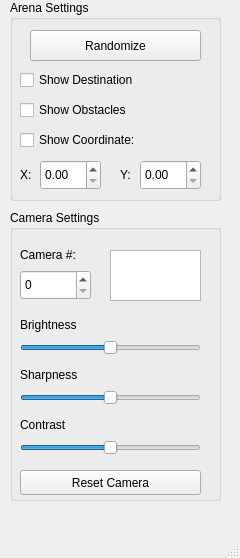
umdenes100/vm-vision-system-python, file mainwindow.ui: the form before one commit.
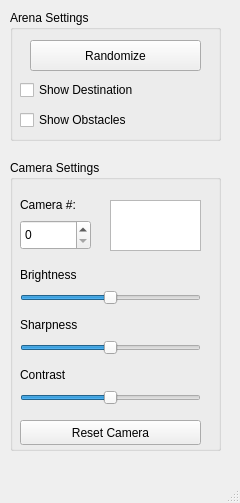
The form after the commit.

Commit message: fixing icon again; more main window changes

```diff
--- a/mainwindow.ui
+++ b/mainwindow.ui
@@ -7,7 +7,7 @@
     <x>0</x>
     <y>0</y>
     <width>240</width>
-    <height>558</height>
+    <height>503</height>
    </rect>
   </property>
   <property name="windowTitle">
@@ -18,9 +18,9 @@
     <property name="geometry">
      <rect>
       <x>10</x>
-      <y>0</y>
+      <y>10</y>
       <width>211</width>
-      <height>201</height>
+      <height>131</height>
      </rect>
     </property>
     <property name="title">
@@ -65,83 +65,12 @@
       <string>Show Obstacles</string>
      </property>
     </widget>
-    <widget class="QCheckBox" name="showcoord">
-     <property name="geometry">
-      <rect>
-       <x>10</x>
-       <y>130</y>
-       <width>151</width>
-       <height>20</height>
-      </rect>
-     </property>
-     <property name="text">
-      <string>Show Coordinate:</string>
-     </property>
-    </widget>
-    <widget class="QLabel" name="label">
-     <property name="geometry">
-      <rect>
-       <x>10</x>
-       <y>160</y>
-       <width>21</width>
-       <height>30</height>
-      </rect>
-     </property>
-     <property name="text">
-      <string>X:</string>
-     </property>
-    </widget>
-    <widget class="QLabel" name="label_2">
-     <property name="geometry">
-      <rect>
-       <x>110</x>
-       <y>160</y>
-       <width>21</width>
-       <height>30</height>
-      </rect>
-     </property>
-     <property name="text">
-      <string>Y:</string>
-     </property>
-    </widget>
-    <widget class="QDoubleSpinBox" name="xval">
-     <property name="geometry">
-      <rect>
-       <x>30</x>
-       <y>160</y>
-       <width>61</width>
-       <height>30</height>
-      </rect>
-     </property>
-     <property name="maximum">
-      <double>4.000000000000000</double>
-     </property>
-     <property name="singleStep">
-      <double>0.010000000000000</double>
-     </property>
-    </widget>
-    <widget class="QDoubleSpinBox" name="yval">
-     <property name="geometry">
-      <rect>
-       <x>130</x>
-       <y>160</y>
-       <width>61</width>
-       <height>30</height>
-      </rect>
-     </property>
-     <property name="maximum">
-      <double>2.000000000000000</double>
-     </property>
-     <property name="singleStep">
-      <double>0.010000000000000</double>
-     </property>
-    </widget>
    </widget>
    <widget class="QGroupBox" name="groupBox_2">
     <property name="geometry">
      <rect>
       <x>10</x>
-      <y>210</y>
+      <y>160</y>
       <width>211</width>
       <height>291</height>
      </rect>
```
The commit also changes 1 other file.
